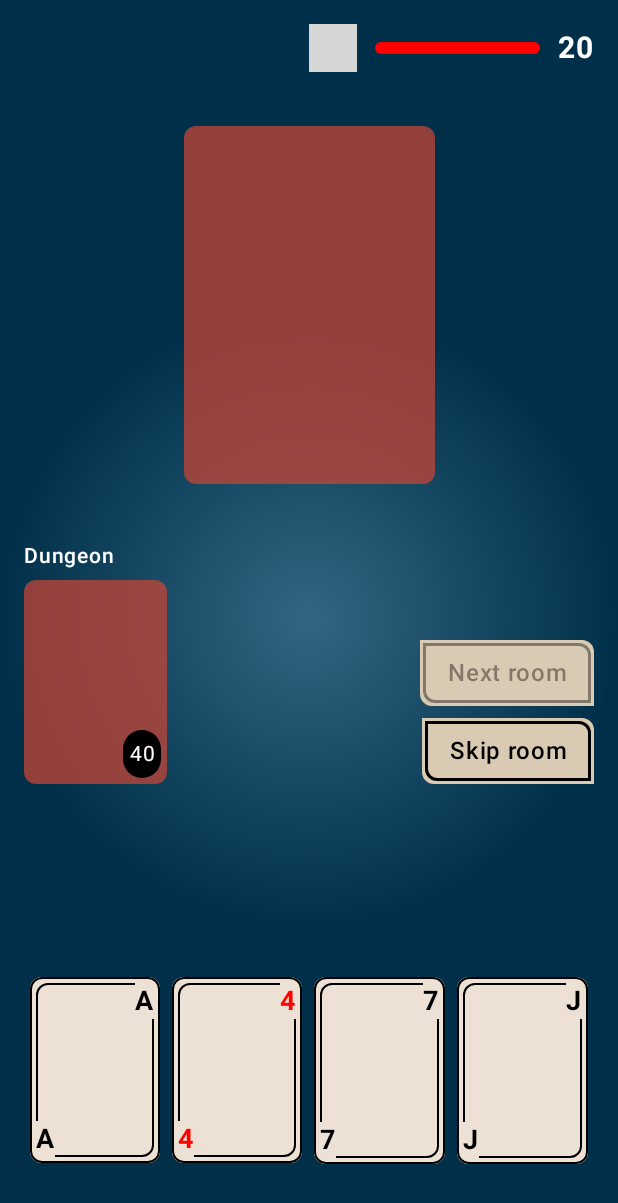
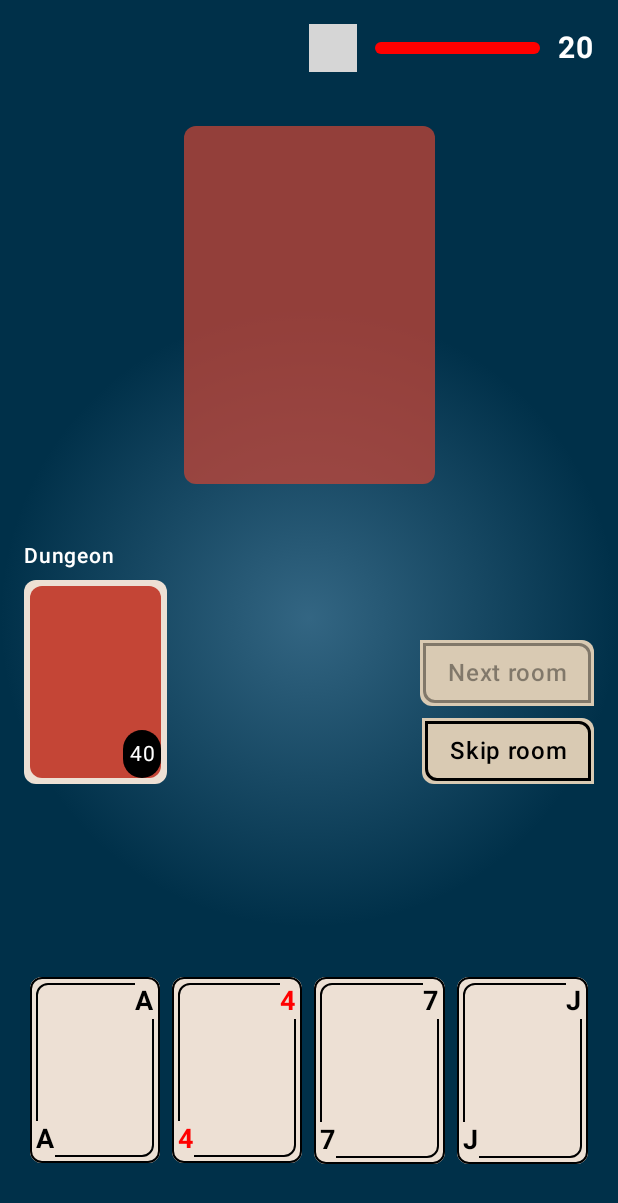
Before and after one commit to kshitijskumar/Scoundrel, an Android app built with Jetpack Compose: the screen it shows after launch (MainActivity), after a tap on "Start game", on a phone screen of 412 x 824 dp. Shown: the top 1203 px of the screen. Run offline under Robolectric (Android 15) with nearby library versions, the phone set to English and light mode, and no system bars; our stand-ins replace Compose Multiplatform resources; 2 statements that could not run were skipped; grey boxes are pictures that could not be loaded.

Commit message:
minor changes related back of card design

```diff
--- a/composeApp/src/commonMain/kotlin/org/example/scoundrel/ui/scoundrel/ScoundrelGameScreen.kt
+++ b/composeApp/src/commonMain/kotlin/org/example/scoundrel/ui/scoundrel/ScoundrelGameScreen.kt
@@ -45,6 +45,7 @@ import androidx.compose.ui.draw.rotate
 import androidx.compose.ui.draw.scale
 import androidx.compose.ui.graphics.Brush
 import androidx.compose.ui.graphics.Color
+import androidx.compose.ui.graphics.ColorFilter
 import androidx.compose.ui.graphics.StrokeCap
 import androidx.compose.ui.graphics.TileMode
 import androidx.compose.ui.layout.onGloballyPositioned
@@ -71,7 +72,6 @@ import org.example.scoundrel.theme.ShapeUtils.cardShape
 import org.jetbrains.compose.resources.DrawableResource
 import org.jetbrains.compose.resources.painterResource
 import scoundrel.composeapp.generated.resources.Res
-import scoundrel.composeapp.generated.resources.ic_card_border
 import scoundrel.composeapp.generated.resources.ic_health_heart
 import scoundrel.composeapp.generated.resources.ic_suit_clubs
 import scoundrel.composeapp.generated.resources.ic_suit_diamond
@@ -225,6 +225,21 @@ private fun ScoundrelGameScreen(
 }
 
 @Composable
+private fun CardBackComponent(
+    modifier: Modifier = Modifier
+) {
+    EmptyCardSlot(modifier) {
+        Box(
+            modifier = Modifier
+                .fillMaxSize()
+                .background(ColorUtils.LightBrown)
+                .padding(4.dp)
+                .background(ColorUtils.MediumRed, cardShape)
+        )
+    }
+}
+
+@Composable
 private fun WeaponsDeckOption(
     weaponsDeck: List<CardsAppModel>,
     modifier: Modifier = Modifier
@@ -296,9 +311,7 @@ private fun DungeonDeckOption(
             modifier = modifier,
             contentAlignment = Alignment.BottomEnd
         ) {
-            NoCardPlaceholder(
-                modifier = Modifier.fillMaxWidth()
-            )
+            CardBackComponent(modifier = Modifier.fillMaxWidth())
 
             Box(
                 modifier = Modifier
```
Also changed, not shown: composeApp/src/commonMain/composeResources/drawable/ic_card_border.png (deleted).
